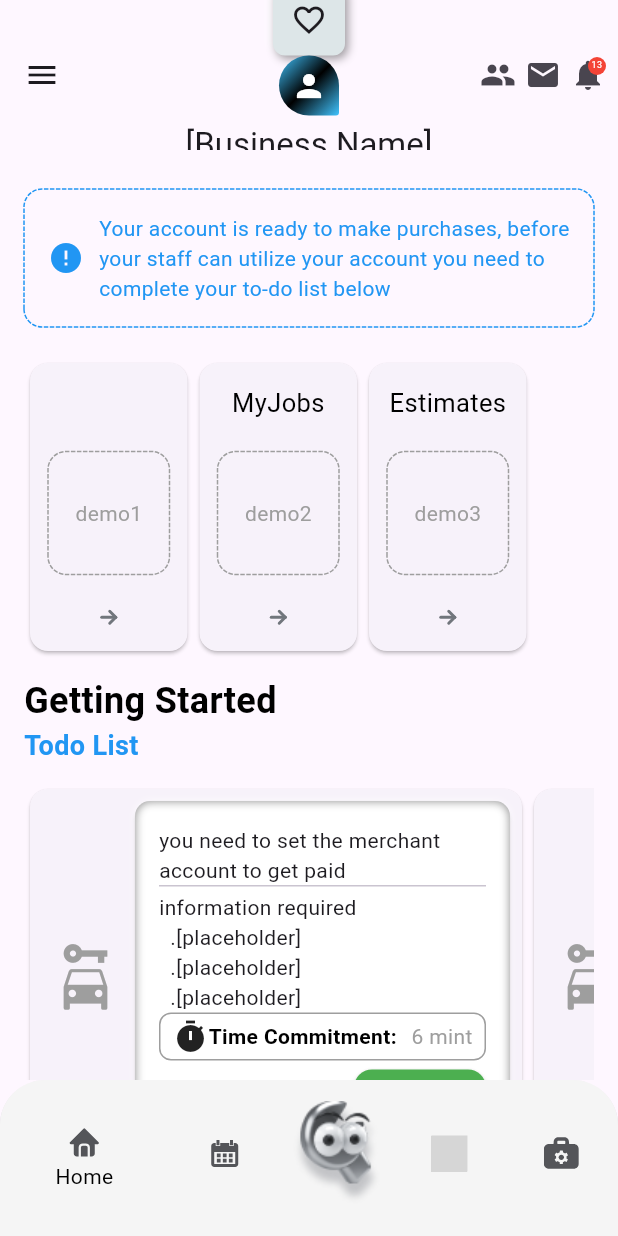
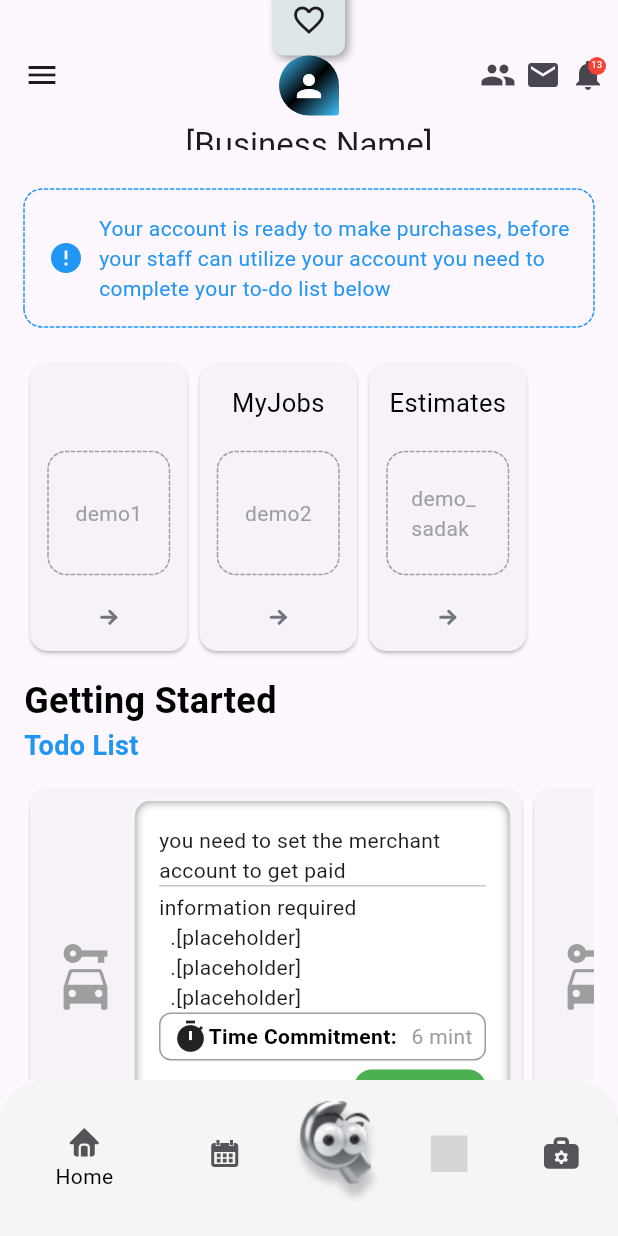
Before and after one commit to Satwinder777/task_seraphic, a Flutter app: the screen it shows after launch, on a phone screen of 412 x 824 dp. Run offline on Flutter 3.47's test engine with Material 3 defaults, Android fonts, the phone set to English and light mode, and no system bars; drawn by our look-alikes of dotted_border, flutter_neumorphic; our stand-ins replace flutter_svg; grey boxes are pictures that could not be loaded.

Commit message:
sadak demo

```diff
--- a/lib/features/screens/HomeScreen.dart
+++ b/lib/features/screens/HomeScreen.dart
@@ -482,7 +482,7 @@ class HomeScreen extends StatefulWidget {
   final list = [
     BusinessModel(title: '', data: "demo1"),
     BusinessModel(title: 'MyJobs', data: "demo2"),
-    BusinessModel(title: 'Estimates', data: "demo3")
+    BusinessModel(title: 'Estimates', data: "demo_sadak")
   ];
 
   @override
```
